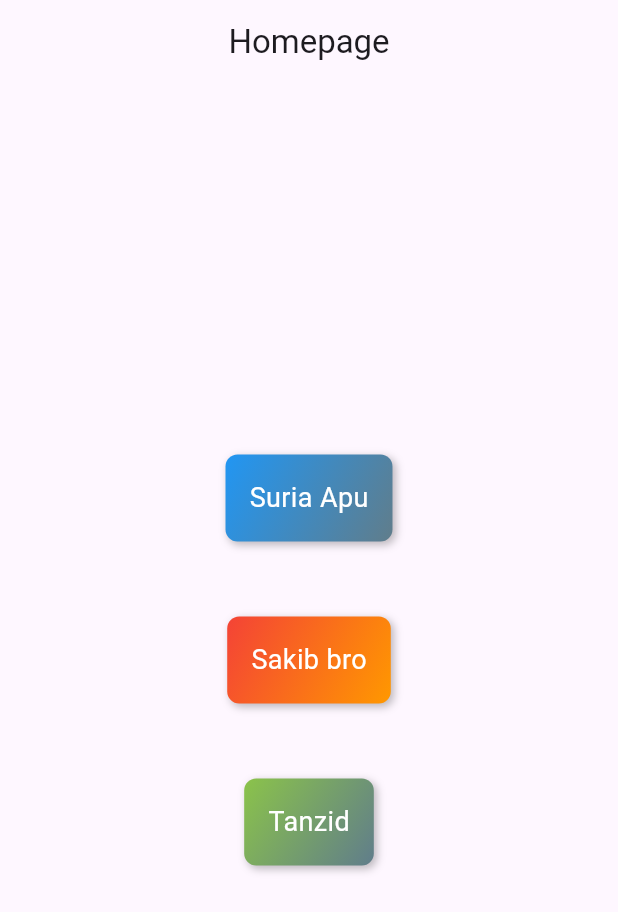
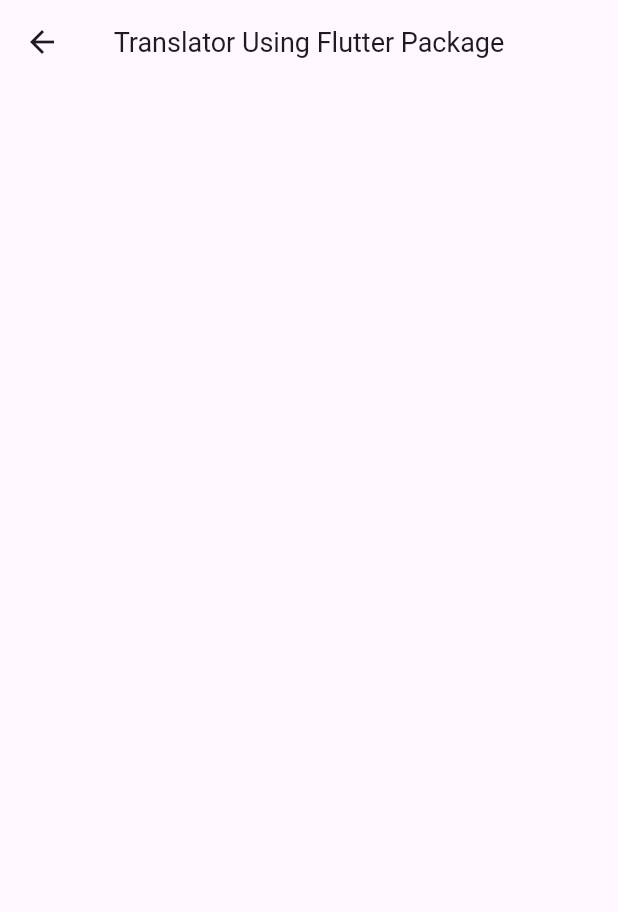
Before and after one commit to Shaidur-Rahaman-Tanzid/Translator, a Flutter app: the screen it shows after launch, after a tap on "Tanzid", on a phone screen of 412 x 824 dp. Shown: the top 912 px of the screen. Run offline on Flutter 3.47's test engine with Material 3 defaults, Android fonts, the phone set to English and light mode, and no system bars.

Commit message:
create new page

```diff
--- a/lib/homepage.dart
+++ b/lib/homepage.dart
@@ -1,4 +1,5 @@
 import 'package:flutter/material.dart';
+import 'package:translator/tanzid/translator_using_flutter_package.dart';
 
 import 'custom_button.dart';
 
@@ -32,7 +33,14 @@ class Homepage extends StatelessWidget {
             CustomButton(
               text: 'Tanzid',
               colors: const [Colors.lightGreen, Colors.blueGrey],
-              onPressed: () {},
+              onPressed: () {
+                Navigator.push(
+                  context,
+                  MaterialPageRoute(
+                    builder: (context) => const TranslatorUsingFlutterPackage(),
+                  ),
+                );
+              },
             ),
           ],
         ),
--- /dev/null
+++ b/lib/tanzid/translator_using_flutter_package.dart
@@ -0,0 +1,29 @@
+import 'package:flutter/material.dart';
+
+class TranslatorUsingFlutterPackage extends StatelessWidget {
+  const TranslatorUsingFlutterPackage({super.key});
+
+  @override
+  Widget build(BuildContext context) {
+    return Scaffold(
+      appBar: AppBar(
+        title: const Text(
+          'Translator Using Flutter Package',
+          style: TextStyle(fontSize: 18),
+        ),
+        centerTitle: true,
+      ),
+      body: const Center(
+        child: Column(
+          mainAxisAlignment: MainAxisAlignment.center,
+          crossAxisAlignment: CrossAxisAlignment.center,
+          children: <Widget>[
+            SizedBox(height: 50),
+            SizedBox(height: 50),
+            SizedBox(height: 50),
+          ],
+        ),
+      ),
+    );
+  }
+}
```
